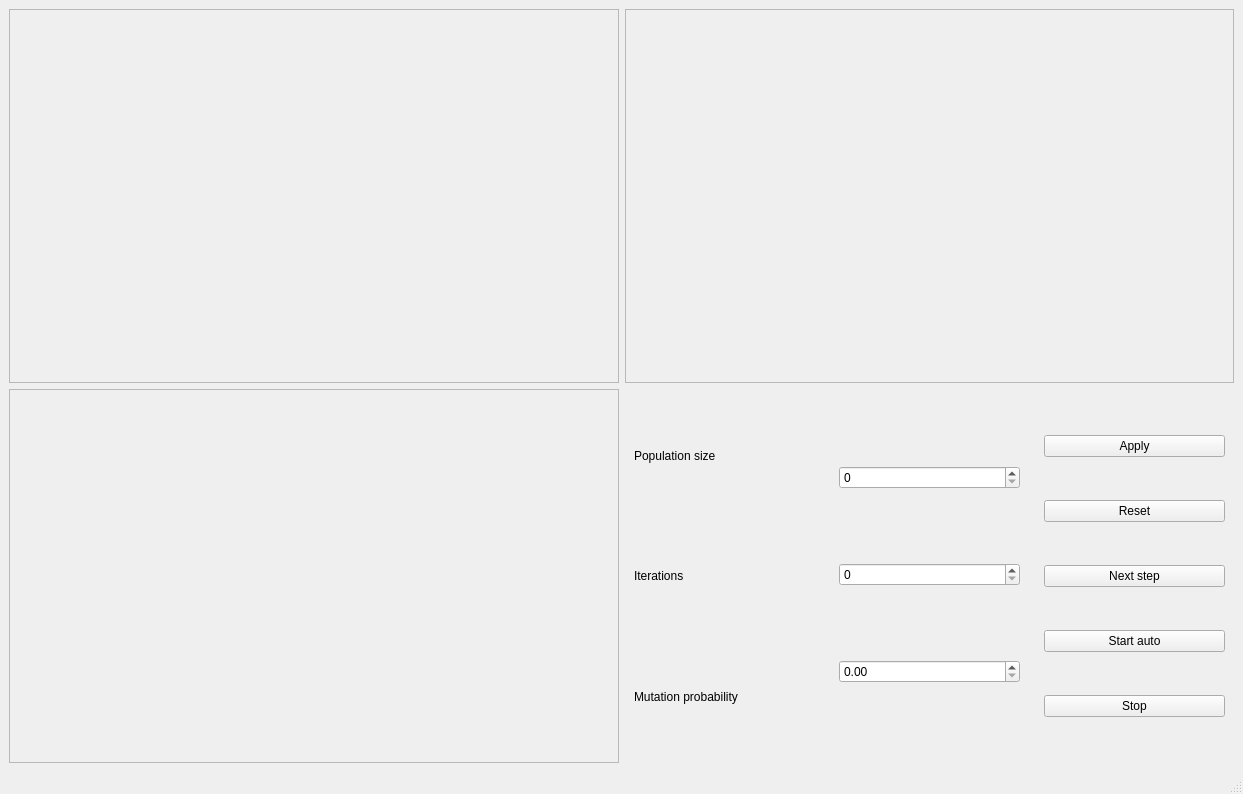
Qt form window.ui (de-nuke/AdvancedGeneticAlgorithm) before a commit.
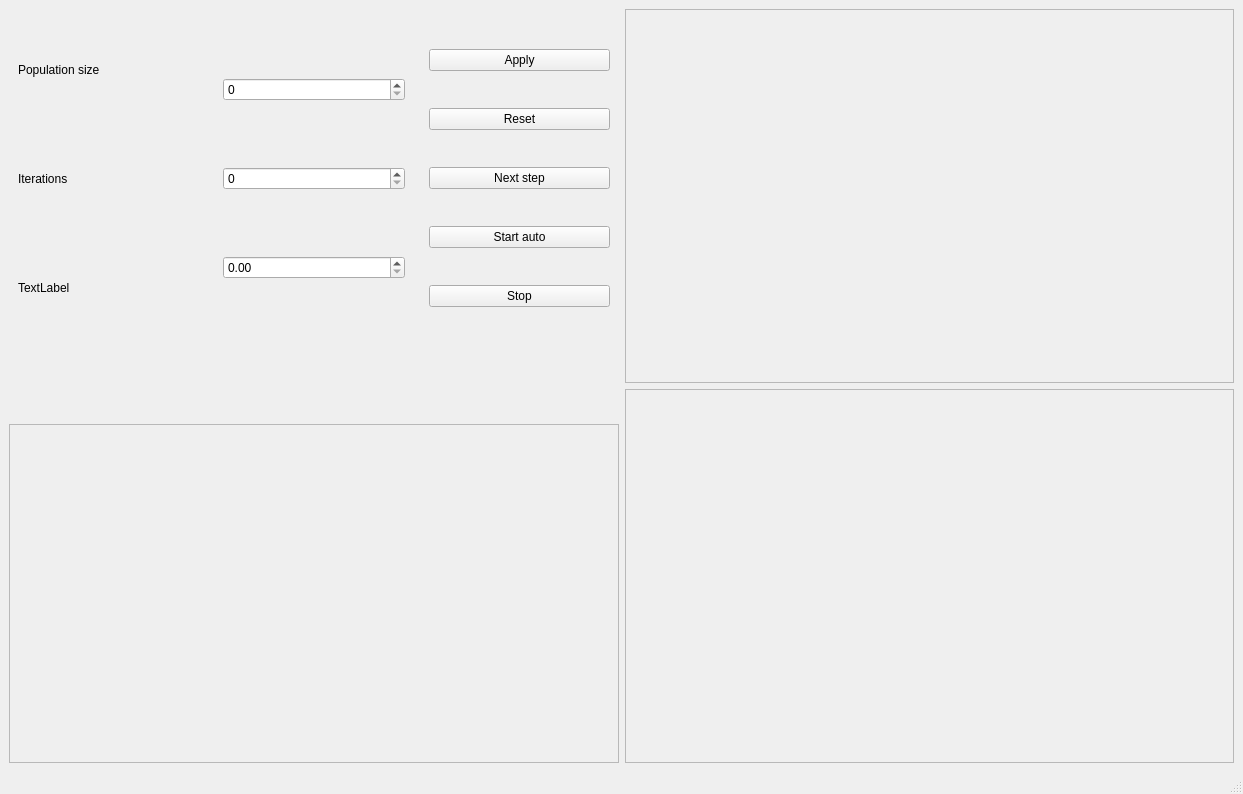
The same form after that commit.

Commit message: changed the way of generating initial paths

Patch:
```diff
--- a/window.ui
+++ b/window.ui
@@ -14,61 +14,15 @@
    <string>MainWindow</string>
   </property>
   <widget class="QWidget" name="centralwidget">
-   <layout class="QVBoxLayout" name="verticalLayout_2">
+   <layout class="QHBoxLayout" name="horizontalLayout">
     <item>
-     <layout class="QHBoxLayout" name="horizontalLayout_4">
-      <item>
-       <widget class="QFrame" name="right_frame">
-        <property name="minimumSize">
-         <size>
-          <width>0</width>
-          <height>0</height>
-         </size>
-        </property>
-        <property name="frameShape">
-         <enum>QFrame::StyledPanel</enum>
-        </property>
-        <property name="frameShadow">
-         <enum>QFrame::Raised</enum>
-        </property>
-       </widget>
-      </item>
-      <item>
-       <widget class="QFrame" name="top_frame">
-        <property name="frameShape">
-         <enum>QFrame::StyledPanel</enum>
-        </property>
-        <property name="frameShadow">
-         <enum>QFrame::Raised</enum>
-        </property>
-       </widget>
-      </item>
-     </layout>
-    </item>
-    <item>
-     <layout class="QHBoxLayout" name="horizontalLayout_3" stretch="0,0">
+     <layout class="QVBoxLayout" name="left_vlayout" stretch="0,0,0">
       <property name="spacing">
        <number>6</number>
       </property>
       <property name="sizeConstraint">
        <enum>QLayout::SetDefaultConstraint</enum>
       </property>
-      <item>
-       <widget class="QFrame" name="left_frame">
-        <property name="minimumSize">
-         <size>
-          <width>0</width>
-          <height>0</height>
-         </size>
-        </property>
-        <property name="frameShape">
-         <enum>QFrame::StyledPanel</enum>
-        </property>
-        <property name="frameShadow">
-         <enum>QFrame::Raised</enum>
-        </property>
-       </widget>
-      </item>
       <item>
        <layout class="QHBoxLayout" name="horizontalLayout_2">
         <item>
@@ -91,7 +45,7 @@
            <item>
             <widget class="QLabel" name="label_3">
              <property name="text">
-              <string>Mutation probability</string>
+              <string>TextLabel</string>
              </property>
             </widget>
            </item>
@@ -200,6 +154,68 @@
          </widget>
         </item>
        </layout>
+      </item>
+      <item>
+       <spacer name="verticalSpacer">
+        <property name="orientation">
+         <enum>Qt::Vertical</enum>
+        </property>
+        <property name="sizeType">
+         <enum>QSizePolicy::Maximum</enum>
+        </property>
+        <property name="sizeHint" stdset="0">
+         <size>
+          <width>20</width>
+          <height>70</height>
+         </size>
+        </property>
+       </spacer>
+      </item>
+      <item>
+       <widget class="QFrame" name="left_frame">
+        <property name="minimumSize">
+         <size>
+          <width>0</width>
+          <height>0</height>
+         </size>
+        </property>
+        <property name="frameShape">
+         <enum>QFrame::StyledPanel</enum>
+        </property>
+        <property name="frameShadow">
+         <enum>QFrame::Raised</enum>
+        </property>
+       </widget>
+      </item>
+     </layout>
+    </item>
+    <item>
+     <layout class="QVBoxLayout" name="right_vlayout">
+      <item>
+       <widget class="QFrame" name="top_frame">
+        <property name="frameShape">
+         <enum>QFrame::StyledPanel</enum>
+        </property>
+        <property name="frameShadow">
+         <enum>QFrame::Raised</enum>
+        </property>
+       </widget>
+      </item>
+      <item>
+       <widget class="QFrame" name="right_frame">
+        <property name="minimumSize">
+         <size>
+          <width>0</width>
+          <height>0</height>
+         </size>
+        </property>
+        <property name="frameShape">
+         <enum>QFrame::StyledPanel</enum>
+        </property>
+        <property name="frameShadow">
+         <enum>QFrame::Raised</enum>
+        </property>
+       </widget>
       </item>
      </layout>
     </item>
```
The commit also changes 2 other files.
